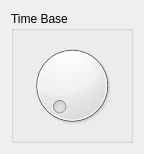
Old version of the form frontend/Osci/timecontrol.ui in the repository mru00/SampleScope.
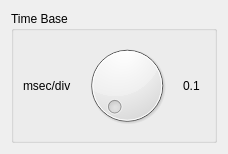
New version of the form.

What changed in the file:
```diff
--- a/frontend/Osci/timecontrol.ui
+++ b/frontend/Osci/timecontrol.ui
@@ -6,7 +6,7 @@
    <rect>
     <x>0</x>
     <y>0</y>
-    <width>144</width>
+    <width>228</width>
     <height>154</height>
    </rect>
   </property>
@@ -19,9 +19,27 @@
      <property name="title">
       <string>Time Base</string>
      </property>
-     <layout class="QGridLayout" name="gridLayout_2">
-      <item row="0" column="0">
-       <widget class="QDial" name="dialDelay"/>
+     <layout class="QHBoxLayout" name="horizontalLayout">
+      <item>
+       <widget class="QLabel" name="labelUnit">
+        <property name="text">
+         <string>msec/div</string>
+        </property>
+       </widget>
+      </item>
+      <item>
+       <widget class="QDial" name="dialDelay">
+        <property name="pageStep">
+         <number>1</number>
+        </property>
+       </widget>
+      </item>
+      <item>
+       <widget class="QLabel" name="labelTdiv">
+        <property name="text">
+         <string>0.1</string>
+        </property>
+       </widget>
       </item>
      </layout>
     </widget>
```
